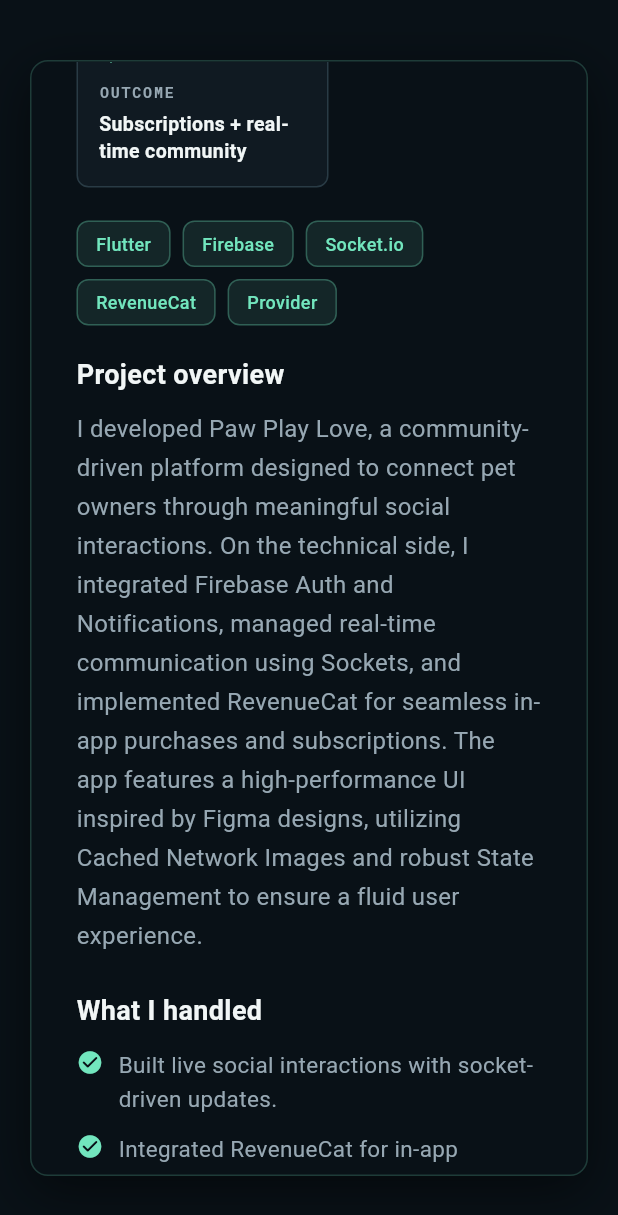
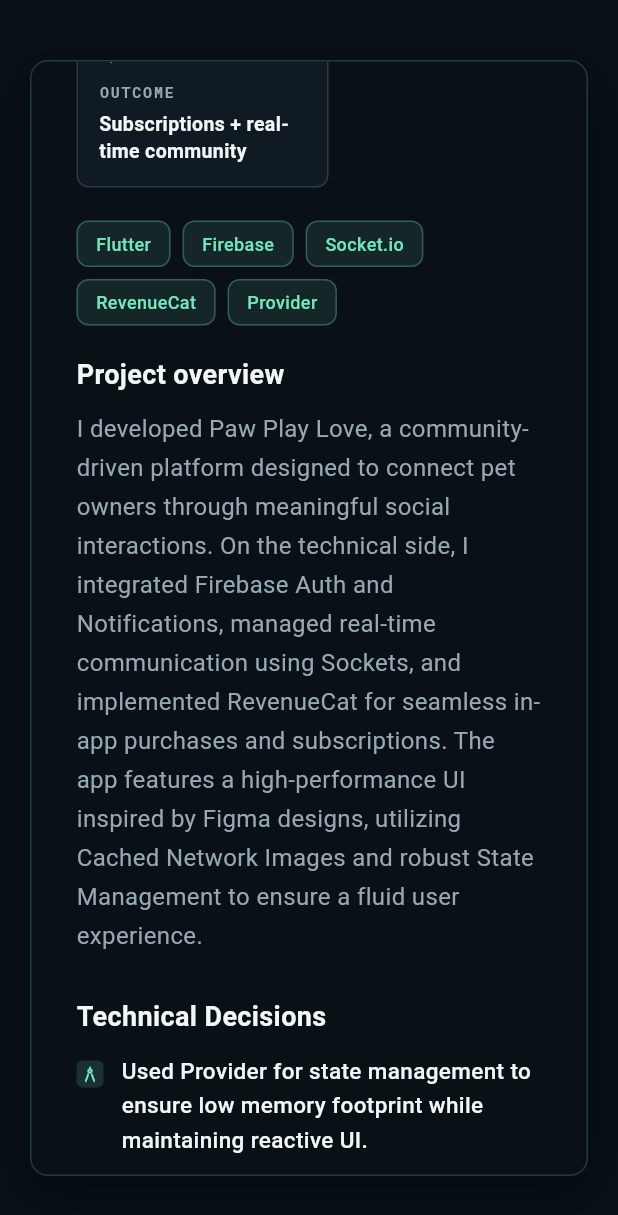
Before and after one commit to shahzaibhassan414/shahzaibPortfolio, a Flutter app: the ProjectDetailDialog widget shown alone on an empty page, opened directly with sample values from the repository, scrolled down 576 dp, on a phone screen of 412 x 824 dp. Shown: the top 1215 px of the screen. Run offline on Flutter 3.47's test engine with Material 3 defaults, Android fonts, the phone set to English and light mode, and no system bars; our stand-ins replace flutter_riverpod, flutter_svg, google_fonts, scroll_to_index, toastification; network calls fail.

Commit message:
added technical decisions in projects and fixed vercel analytics

```diff
--- a/lib/resource/appClass.dart
+++ b/lib/resource/appClass.dart
@@ -125,6 +125,11 @@
         'Integrated RevenueCat for in-app purchases and subscriptions.',
         'Implemented Firebase auth, notifications, and cached media flows.',
       ],
+      technicalDecisions: [
+        'Used Provider for state management to ensure low memory footprint while maintaining reactive UI.',
+        'Implemented Socket.io for real-time chat and notifications to minimize server polling and battery drain.',
+        'Adopted RevenueCat to abstract store-side complexity and handle subscription state across iOS and Android.',
+      ],
     ),
     ProjectModel(
       name: 'Simman',
@@ -139,6 +144,11 @@
         'Built responsive audio-streaming screens with live state updates.',
         'Used Firebase Realtime Database for fast synchronization.',
         'Structured GetX state flows around heavy realtime data.',
+      ],
+      technicalDecisions: [
+        'Selected GetX for its high-performance dependency injection and efficient reactive state management.',
+        'Utilized Firebase Realtime Database over Firestore for sub-second latency in audio control syncing.',
+        'Implemented custom audio buffering logic to handle variable network conditions without playback interruption.',
       ],
     ),
     ProjectModel(
@@ -155,6 +165,11 @@
         'Connected traditional REST flows with blockchain-backed commerce.',
         'Supported identity checks through KYC-oriented screens.',
       ],
+      technicalDecisions: [
+        'Integrated Web3Auth to allow users to create wallets via social logins, significantly reducing Web3 entry barriers.',
+        'Implemented a repository pattern to abstract the complexity of interacting with both Web2 REST APIs and Web3 blockchains.',
+        'Used secure storage for sensitive wallet metadata to ensure enterprise-grade security on-device.',
+      ],
     ),
     ProjectModel(
       name: 'BePay Business',
@@ -169,6 +184,10 @@
         'Created merchant-facing product, listing, and order tools.',
         'Implemented KYB verification flows for business onboarding.',
         'Used Provider to manage operational state across complex screens.',
+      ],
+      technicalDecisions: [
+        'Architected a multi-step dynamic form system for KYB to handle complex merchant verification requirements.',
+        'Optimized order management views with pagination and caching to handle large inventories efficiently.',
       ],
     ),
     ProjectModel(
@@ -186,6 +205,11 @@
         'Connected Google Maps, sockets, and Firebase into one discovery path.',
         'Supported paid experiences with RevenueCat subscriptions.',
       ],
+      technicalDecisions: [
+        'Implemented custom map clustering to maintain performance while displaying hundreds of user "check-ins" simultaneously.',
+        'Used background location services with geofencing to trigger check-ins automatically with minimal battery impact.',
+        'Fused socket events with Google Maps markers for real-time "live presence" visualization.',
+      ],
     ),
     ProjectModel(
       name: 'LawnOlu',
@@ -201,6 +225,11 @@
         'Created multi-role service flows for customers and providers.',
         'Added Google Maps tracking for active lawn-care jobs.',
         'Integrated Stripe and Firebase analytics/notifications.',
+      ],
+      technicalDecisions: [
+        'Built a role-based navigation system allowing a single codebase to serve both service providers and customers.',
+        'Integrated Stripe Connect to handle split payments between the platform and service providers securely.',
+        'Used Polyline algorithms to calculate and display the most efficient routes for service providers in real-time.',
       ],
     ),
     ProjectModel(
@@ -224,6 +253,11 @@
         'Used TanStack Query patterns for caching and predictable API state.',
         'Added QR scanning and in-app web views for fast task completion.',
       ],
+      technicalDecisions: [
+        'Adopted TanStack Query (flutter_query) to handle complex server-state, including auto-refetching and background caching.',
+        'Developed a custom heatmap overlay for Google Maps using tile providers to ensure smooth scrolling with high data density.',
+        'Implemented a modular QR scanning engine that supports deep-linking and dynamic action triggers.',
+      ],
     ),
     ProjectModel(
       name: 'Jatt App',
@@ -238,6 +272,10 @@
         'Built social login and authenticated REST API flows.',
         'Connected Firebase services for app engagement features.',
         'Focused on a clean mobile UI foundation for future expansion.',
+      ],
+      technicalDecisions: [
+        'Implemented a Clean Architecture approach to separate business logic from UI, facilitating easier testing and scalability.',
+        'Used Interceptors in Dio to handle JWT token refresh cycles automatically without user interruption.',
       ],
     ),
   ];
--- a/lib/view/projects/Widgets/project_detail_dialog.dart
+++ b/lib/view/projects/Widgets/project_detail_dialog.dart
@@ -251,10 +251,25 @@
                           height: 1.6,
                         ),
                       ),
+
+                      if (project.technicalDecisions?.isNotEmpty ?? false) ...[
+                        const SizedBox(height: 28),
+                        Text(
+                          'Technical Decisions',
+                          style: GoogleFonts.roboto(
+                            color: AppColors().textColor,
+                            fontSize: 18,
+                            fontWeight: FontWeight.w700,
+                          ),
+                        ),
+                        const SizedBox(height: 12),
+                        ...project.technicalDecisions!.map(_buildDecisionRow),
+                      ],
+
                       if (project.highlights?.isNotEmpty ?? false) ...[
                         const SizedBox(height: 24),
                         Text(
-                          'What I handled',
+                          'Key Highlights',
                           style: GoogleFonts.roboto(
                             color: AppColors().textColor,
                             fontSize: 18,
@@ -414,6 +429,42 @@
     );
   }
 
+  Widget _buildDecisionRow(String text) {
+    return Padding(
+      padding: const EdgeInsets.only(bottom: 12),
+      child: Row(
+        crossAxisAlignment: CrossAxisAlignment.start,
+        children: [
+          Container(
+            margin: const EdgeInsets.only(top: 4),
+            padding: const EdgeInsets.all(2),
+            decoration: BoxDecoration(
+              color: AppColors().primaryRedColor.withValues(alpha: 0.15),
+              borderRadius: BorderRadius.circular(4),
+            ),
+            child: Icon(
+              Icons.architecture_rounded,
+              color: AppColors().primaryRedColor,
+              size: 14,
+            ),
+          ),
+          const SizedBox(width: 12),
+          Expanded(
+            child: Text(
+              text,
+              style: GoogleFonts.roboto(
+                color: AppColors().textColor,
+                fontSize: 15,
+                height: 1.5,
+                fontWeight: FontWeight.w500,
+              ),
+            ),
+          ),
+        ],
+      ),
+    );
+  }
+
   Widget _buildHighlightRow(String text) {
     return Padding(
       padding: const EdgeInsets.only(bottom: 10),
@@ -422,7 +473,7 @@
         children: [
           Icon(
             Icons.check_circle_rounded,
-            color: AppColors().primaryRedColor,
+            color: AppColors().primaryRedColor.withValues(alpha: 0.7),
             size: 18,
           ),
           const SizedBox(width: 10),
--- a/lib/view/projects/projectWeb.dart
+++ b/lib/view/projects/projectWeb.dart
@@ -117,6 +117,7 @@
   List<String>? screenshots;
   List<String>? techs;
   List<String>? highlights;
+  List<String>? technicalDecisions;
   bool isFeatured;
 
   ProjectModel({
@@ -131,6 +132,7 @@
     this.screenshots,
     this.techs,
     this.highlights,
+    this.technicalDecisions,
     this.isFeatured = false,
   });
 
@@ -162,6 +164,7 @@
       screenshots: _stringList(json['screenshots']),
       techs: _stringList(json['techs']),
       highlights: _stringList(json['highlights']),
+      technicalDecisions: _stringList(json['technicalDecisions']),
       isFeatured: json['isFeatured'] == true,
     );
   }
```
Also changed, not shown: 1 other file.
